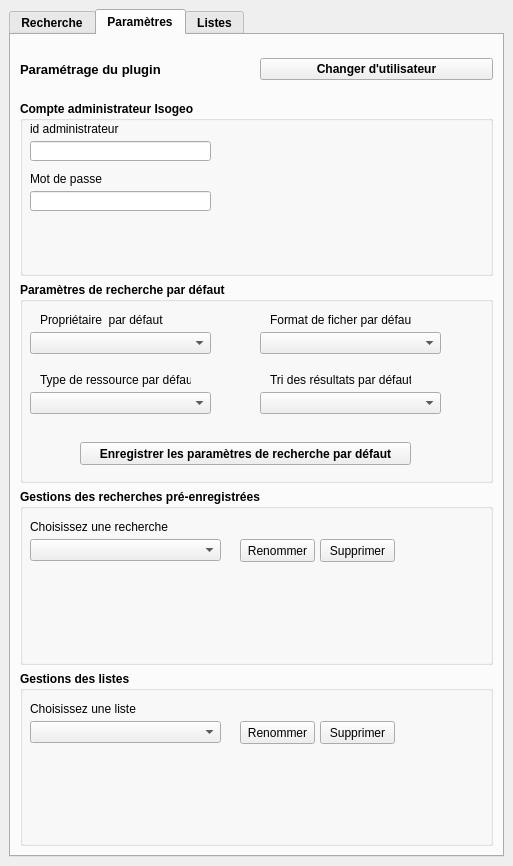
This is isogeo_dockwidget_base.ui in isogeo/isogeo-plugin-qgis as Qt 5 draws it before an edit. The edited form follows.
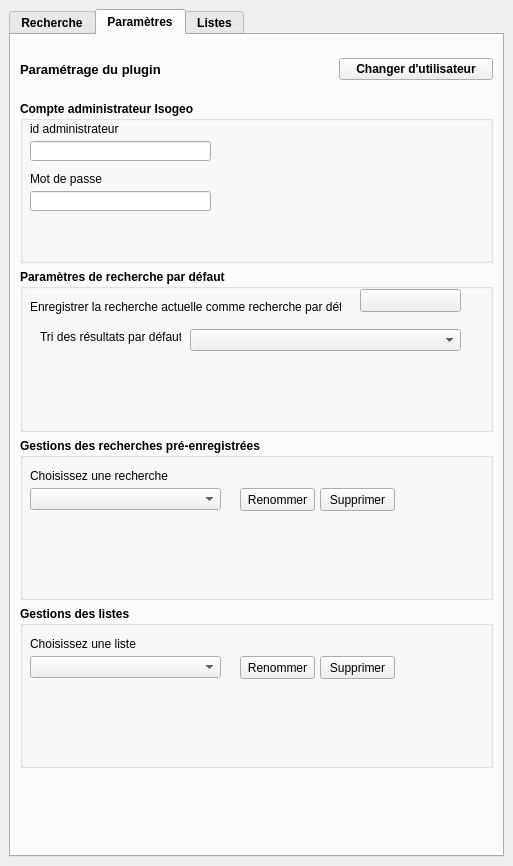
This is the edited form. The open tabs and pages were chosen to show the change. Icons and pictures are not drawn. Custom widgets are drawn as their Qt base class.

Commit message: Any research, with its different parameters, can now be set as default research. #3

```diff
--- a/isogeo_dockwidget_base.ui
+++ b/isogeo_dockwidget_base.ui
@@ -596,14 +596,14 @@
           </property>
          </widget>
         </item>
-        <item row="0" column="1">
+        <item row="0" column="2">
          <widget class="QPushButton" name="changeUser">
           <property name="text">
            <string>Changer d'utilisateur</string>
           </property>
          </widget>
         </item>
-        <item row="1" column="0" colspan="2">
+        <item row="1" column="0" colspan="3">
          <widget class="QGroupBox" name="groupBox">
           <property name="title">
            <string>Compte administrateur Isogeo</string>
@@ -668,41 +668,22 @@
           </widget>
          </widget>
         </item>
-        <item row="2" column="0" colspan="2">
+        <item row="2" column="0" colspan="3">
          <widget class="QGroupBox" name="groupBox_2">
           <property name="minimumSize">
            <size>
             <width>0</width>
-            <height>201</height>
+            <height>71</height>
            </size>
           </property>
           <property name="title">
            <string>Paramètres de recherche par défaut</string>
           </property>
-          <widget class="QLabel" name="label_14">
-           <property name="geometry">
-            <rect>
-             <x>20</x>
-             <y>30</y>
-             <width>141</width>
-             <height>16</height>
-            </rect>
-           </property>
-           <property name="font">
-            <font>
-             <weight>50</weight>
-             <bold>false</bold>
-            </font>
-           </property>
-           <property name="text">
-            <string>Propriétaire  par défaut</string>
-           </property>
-          </widget>
           <widget class="QLabel" name="label_15">
            <property name="geometry">
             <rect>
-             <x>250</x>
-             <y>90</y>
+             <x>20</x>
+             <y>60</y>
              <width>141</width>
              <height>16</height>
             </rect>
@@ -717,100 +698,55 @@
             <string>Tri des résultats par défaut</string>
            </property>
           </widget>
-          <widget class="QComboBox" name="default_owner">
-           <property name="geometry">
-            <rect>
-             <x>10</x>
-             <y>50</y>
-             <width>181</width>
-             <height>22</height>
-            </rect>
-           </property>
-          </widget>
-          <widget class="QComboBox" name="default_type">
-           <property name="geometry">
-            <rect>
-             <x>10</x>
-             <y>110</y>
-             <width>181</width>
-             <height>22</height>
-            </rect>
-           </property>
-          </widget>
-          <widget class="QLabel" name="label_20">
-           <property name="geometry">
-            <rect>
-             <x>250</x>
-             <y>30</y>
-             <width>141</width>
-             <height>16</height>
-            </rect>
-           </property>
-           <property name="font">
-            <font>
-             <weight>50</weight>
-             <bold>false</bold>
-            </font>
-           </property>
-           <property name="text">
-            <string>Format de ficher par défaut</string>
-           </property>
-          </widget>
-          <widget class="QComboBox" name="default_format">
-           <property name="geometry">
-            <rect>
-             <x>240</x>
-             <y>50</y>
-             <width>181</width>
-             <height>22</height>
-            </rect>
-           </property>
-          </widget>
           <widget class="QComboBox" name="default_ob">
            <property name="geometry">
             <rect>
-             <x>240</x>
-             <y>110</y>
-             <width>181</width>
+             <x>170</x>
+             <y>60</y>
+             <width>271</width>
              <height>22</height>
             </rect>
            </property>
           </widget>
-          <widget class="QLabel" name="label_21">
-           <property name="geometry">
-            <rect>
-             <x>20</x>
-             <y>90</y>
-             <width>151</width>
-             <height>16</height>
-            </rect>
-           </property>
-           <property name="font">
-            <font>
-             <weight>50</weight>
-             <bold>false</bold>
-            </font>
-           </property>
-           <property name="text">
-            <string>Type de ressource par défaut</string>
-           </property>
-          </widget>
           <widget class="QPushButton" name="save_default">
            <property name="geometry">
             <rect>
-             <x>60</x>
-             <y>160</y>
-             <width>331</width>
+             <x>340</x>
+             <y>20</y>
+             <width>101</width>
              <height>23</height>
             </rect>
            </property>
            <property name="text">
-            <string>Enregistrer les paramètres de recherche par défaut</string>
+            <string/>
+           </property>
+           <property name="icon">
+            <iconset resource="resources.qrc">
+             <normaloff>:/plugins/Isogeo/resources/disc.png</normaloff>:/plugins/Isogeo/resources/disc.png</iconset>
+           </property>
+          </widget>
+          <widget class="QLabel" name="label_20">
+           <property name="geometry">
+            <rect>
+             <x>10</x>
+             <y>30</y>
+             <width>311</width>
+             <height>16</height>
+            </rect>
+           </property>
+           <property name="font">
+            <font>
+             <weight>50</weight>
+             <bold>false</bold>
+            </font>
+           </property>
+           <property name="text">
+            <string>Enregistrer la recherche actuelle comme recherche par défaut</string>
            </property>
           </widget>
          </widget>
         </item>
-        <item row="3" column="0" colspan="2">
+        <item row="3" column="0" colspan="3">
          <widget class="QGroupBox" name="groupBox_3">
           <property name="title">
            <string>Gestions des recherches pré-enregistrées</string>
@@ -884,7 +820,7 @@
           </widget>
          </widget>
         </item>
-        <item row="4" column="0" colspan="2">
+        <item row="4" column="0" colspan="3">
          <widget class="QGroupBox" name="groupBox_4">
           <property name="title">
            <string>Gestions des listes</string>
@@ -958,6 +894,22 @@
           </widget>
          </widget>
         </item>
+        <item row="5" column="1">
+         <spacer name="verticalSpacer_2">
+          <property name="orientation">
+           <enum>Qt::Vertical</enum>
+          </property>
+          <property name="sizeType">
+           <enum>QSizePolicy::Fixed</enum>
+          </property>
+          <property name="sizeHint" stdset="0">
+           <size>
+            <width>20</width>
+            <height>78</height>
+           </size>
+          </property>
+         </spacer>
+        </item>
        </layout>
       </widget>
       <widget class="QWidget" name="tab_3">
```
Left out of the diff: 6 changed lines with no effect on the pictures. The commit also changes 2 other files.
